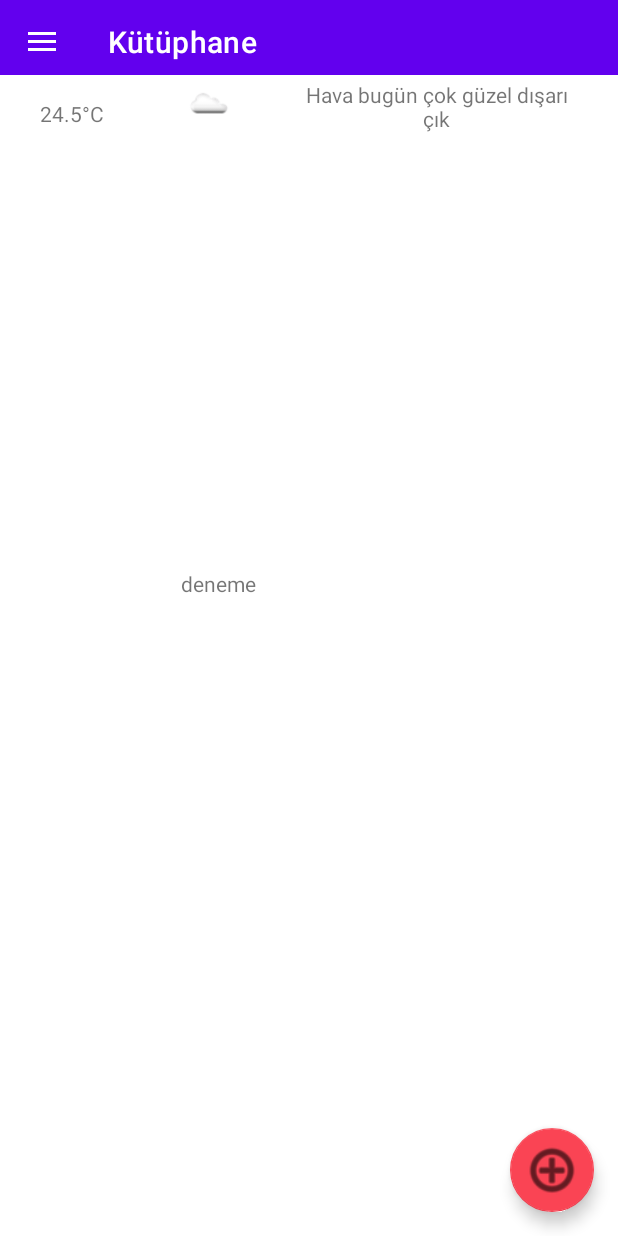
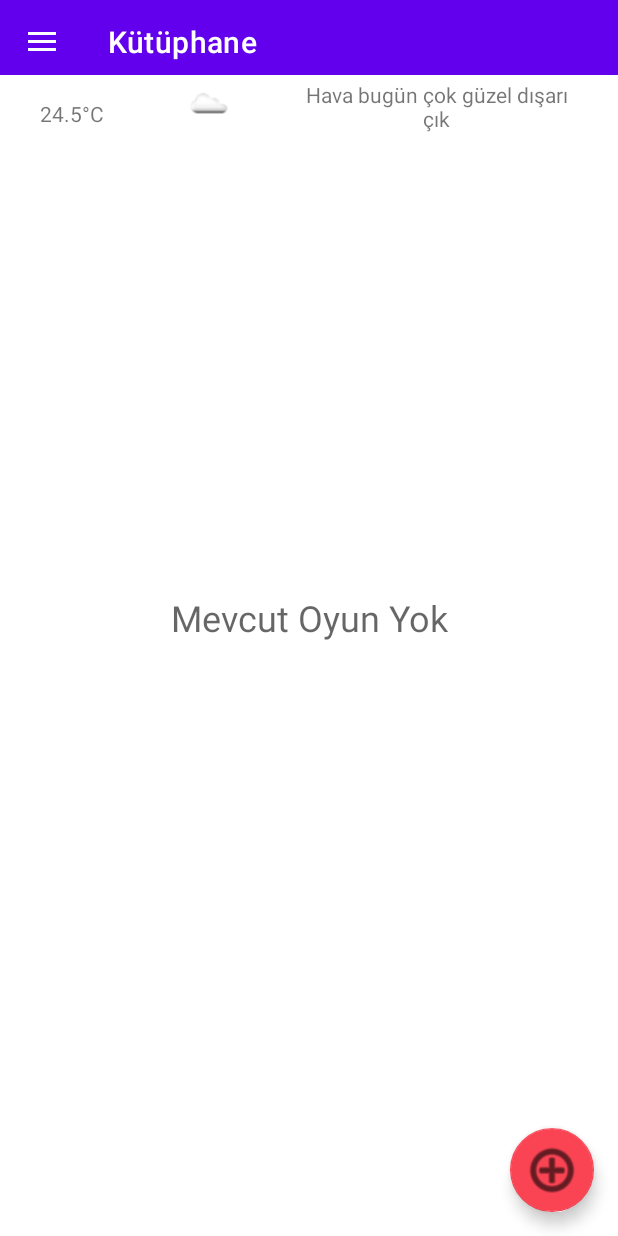
Before and after one commit to salih191/GamerControl, an Android app: the screen it shows after launch (MainActivity), on a phone screen of 412 x 824 dp. Run offline under Robolectric (Android 15) with nearby library versions, the phone set to English and light mode, and no system bars; our stand-ins replace navigation-ui.

Commit message:
31.05.2021 13,33

```diff
--- a/app/src/main/java/com/patates/gamercontrol/ui/kutuphane/KutuphaneFragment.kt
+++ b/app/src/main/java/com/patates/gamercontrol/ui/kutuphane/KutuphaneFragment.kt
@@ -37,6 +37,8 @@ private lateinit var listeAdapter: GameListReyclerAdaptor
            games= Db.getGameList(it)
            if (games.size==0){
                textBos.visibility=View.VISIBLE
+           }else{
+               textBos.visibility=View.GONE
            }
            var alarm= Sp.get<Int>("Alarm",it)
            if(alarm!=0){
--- a/app/src/main/java/com/patates/gamercontrol/ui/oyunEkle/OyunEkleFragment.kt
+++ b/app/src/main/java/com/patates/gamercontrol/ui/oyunEkle/OyunEkleFragment.kt
@@ -35,7 +35,7 @@ class OyunEkleFragment : Fragment() {
                 Db.addGame(game,c)
 
                 activity?.let {
-                    JavaAraclari.klavyeKapat(c,it)
+                    JavaAraclari.hideKeyboard(it)
                     it.onBackPressed()
                 }
             }
--- a/app/src/main/java/com/patates/gamercontrol/ui/oyunaBasla/OyunaBaslaFragment.kt
+++ b/app/src/main/java/com/patates/gamercontrol/ui/oyunaBasla/OyunaBaslaFragment.kt
@@ -59,7 +59,7 @@ class OyunaBaslaFragment : Fragment() {
                             Sp.remove("Alarm",it)
                             Db.updateStopGame(it)
                             activity?.let {a->
-                                JavaAraclari.klavyeKapat(it,a)
+                                JavaAraclari.hideKeyboard(a)
                                 a.onBackPressed()
                             }
                         }
@@ -103,7 +103,7 @@ class OyunaBaslaFragment : Fragment() {
 
                         }
                         activity?.let {
-                            JavaAraclari.klavyeKapat(context, it)
+                            JavaAraclari.hideKeyboard(it)
                             it.onBackPressed()
                         }
                     }else{
--- a/app/src/main/res/layout/fragment_library.xml
+++ b/app/src/main/res/layout/fragment_library.xml
@@ -69,13 +69,18 @@
 
     <TextView
         android:id="@+id/textBos"
-        android:layout_width="171dp"
-        android:layout_height="66dp"
-        android:text="deneme"
-        android:visibility="gone"
-        app:layout_constraintBottom_toBottomOf="@+id/recyclerView"
+        android:layout_width="305dp"
+        android:layout_height="85dp"
+        android:gravity="center"
+        android:hint="Mevcut Oyun Yok"
+        android:textAlignment="center"
+        android:textSize="24dp"
+        app:layout_constraintBottom_toBottomOf="parent"
         app:layout_constraintEnd_toEndOf="parent"
         app:layout_constraintStart_toStartOf="parent"
-        app:layout_constraintTop_toTopOf="parent" />
+        app:layout_constraintTop_toTopOf="parent"
+        tools:visibility="gone">
+
+    </TextView>
 
 </androidx.constraintlayout.widget.ConstraintLayout>
```
Also changed, not shown: app/src/main/java/com/patates/gamercontrol/ui/ayarlar/AyarlarFragment.kt (+5 -2 lines), app/src/main/java/com/patates/gamercontrol/ui/yardimciSiniflar/IstatistikListReyclerAdaptor.kt (deleted, +0 -32 lines), app/src/main/java/com/patates/gamercontrol/ui/yardimciSiniflar/JavaAraclari.java (+18 -1 lines), app/src/main/res/layout/istatistik_list_recycler_row.xml (deleted, +0 -51 lines).
